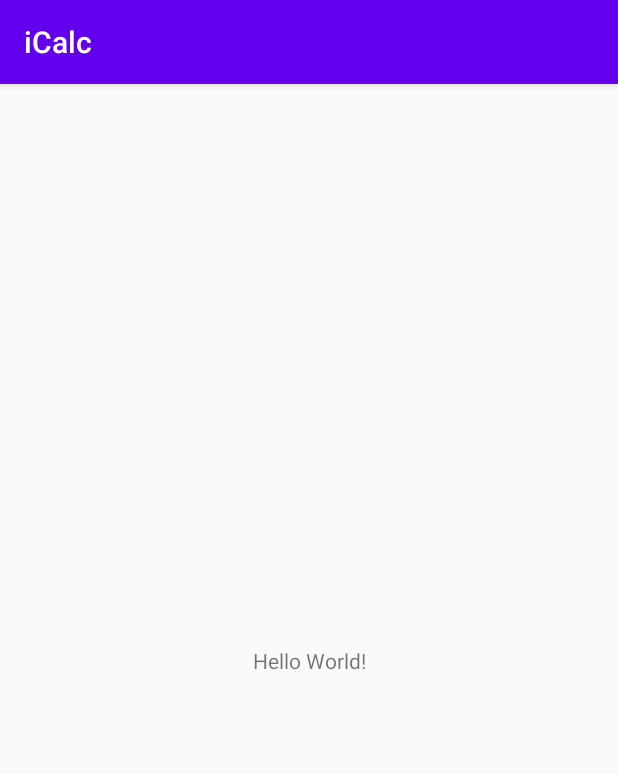
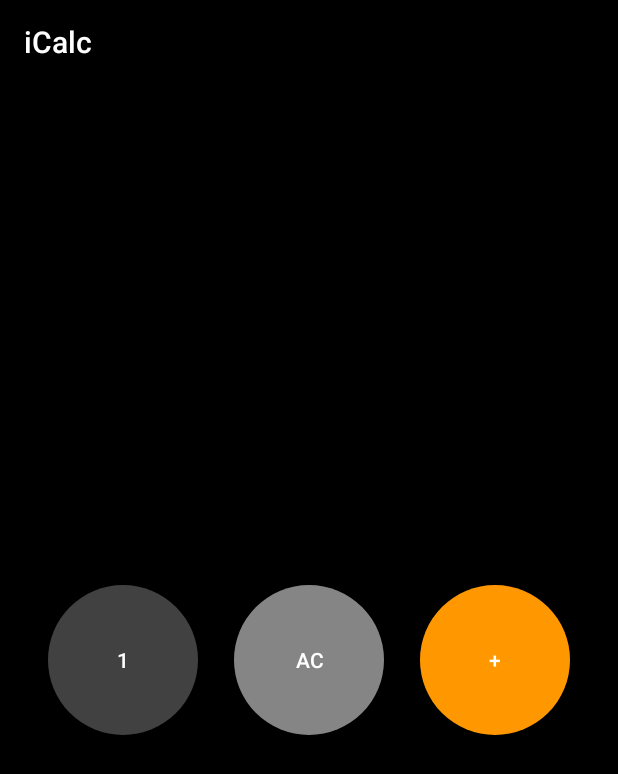
Before and after one commit to ytty555/iCalc, an Android app: the screen it shows after launch (MainActivity), on a phone screen of 412 x 824 dp. Shown: the top 774 px of the screen. Run offline under Robolectric (Android 15) with nearby library versions, the phone set to English and light mode, and no system bars.

Commit message:
round button drawable added

```diff
--- /dev/null
+++ b/app/src/main/res/drawable/round_button_gray.xml
@@ -0,0 +1,24 @@
+<?xml version="1.0" encoding="utf-8"?>
+<selector xmlns:android="http://schemas.android.com/apk/res/android">
+
+    <item android:state_pressed="true">
+        <shape android:shape="rectangle">
+            <corners android:radius="50dp"/>
+            <solid android:color="@color/colorGrayLight"/>
+        </shape>
+    </item>
+
+    <item android:state_focused="true">
+        <shape android:shape="rectangle">
+            <corners android:radius="50dp"/>
+            <solid android:color="@color/colorGrayLight"/>
+        </shape>
+    </item>
+
+    <item>
+        <shape android:shape="rectangle">
+            <corners android:radius="50dp"/>
+            <solid android:color="@color/colorGray"/>
+        </shape>
+    </item>
+</selector>
--- /dev/null
+++ b/app/src/main/res/drawable/round_button_orange.xml
@@ -0,0 +1,24 @@
+<?xml version="1.0" encoding="utf-8"?>
+<selector xmlns:android="http://schemas.android.com/apk/res/android">
+
+    <item android:state_pressed="true">
+        <shape android:shape="rectangle">
+            <corners android:radius="50dp"/>
+            <solid android:color="@color/colorOrangeLight"/>
+        </shape>
+    </item>
+
+    <item android:state_focused="true">
+        <shape android:shape="rectangle">
+            <corners android:radius="50dp"/>
+            <solid android:color="@color/colorOrangeLight"/>
+        </shape>
+    </item>
+
+    <item>
+        <shape android:shape="rectangle">
+            <corners android:radius="50dp"/>
+            <solid android:color="@color/colorOrange"/>
+        </shape>
+    </item>
+</selector>
--- /dev/null
+++ b/app/src/main/res/drawable/round_button_super_gray.xml
@@ -0,0 +1,24 @@
+<?xml version="1.0" encoding="utf-8"?>
+<selector xmlns:android="http://schemas.android.com/apk/res/android">
+
+    <item android:state_pressed="true">
+        <shape android:shape="rectangle">
+            <corners android:radius="50dp"/>
+            <solid android:color="@color/colorSuperGrayLight"/>
+        </shape>
+    </item>
+
+    <item android:state_focused="true">
+        <shape android:shape="rectangle">
+            <corners android:radius="50dp"/>
+            <solid android:color="@color/colorSuperGrayLight"/>
+        </shape>
+    </item>
+
+    <item>
+        <shape android:shape="rectangle">
+            <corners android:radius="50dp"/>
+            <solid android:color="@color/colorSuperGray"/>
+        </shape>
+    </item>
+</selector>
--- a/app/src/main/res/layout/activity_main.xml
+++ b/app/src/main/res/layout/activity_main.xml
@@ -4,15 +4,41 @@
     xmlns:tools="http://schemas.android.com/tools"
     android:layout_width="match_parent"
     android:layout_height="match_parent"
+    android:background="@color/colorPrimaryDark"
     tools:context=".MainActivity">
 
-    <TextView
-        android:layout_width="wrap_content"
-        android:layout_height="wrap_content"
-        android:text="Hello World!"
+    <Button
+        android:id="@+id/btn_1"
+        android:layout_width="100dp"
+        android:layout_height="100dp"
+        android:layout_marginStart="32dp"
+        android:background="@drawable/round_button_gray"
+        android:text="1"
+        android:textColor="@color/colorWhite"
         app:layout_constraintBottom_toBottomOf="parent"
-        app:layout_constraintLeft_toLeftOf="parent"
-        app:layout_constraintRight_toRightOf="parent"
+        app:layout_constraintStart_toStartOf="parent"
         app:layout_constraintTop_toTopOf="parent" />
 
+    <Button
+        android:id="@+id/btn_plus"
+        android:layout_width="100dp"
+        android:layout_height="100dp"
+        android:layout_marginEnd="32dp"
+        android:background="@drawable/round_button_orange"
+        android:text="+"
+        android:textColor="@color/colorWhite"
+        app:layout_constraintBottom_toBottomOf="@+id/btn_1"
+        app:layout_constraintEnd_toEndOf="parent" />
+
+    <Button
+        android:id="@+id/btn_AC"
+        android:layout_width="100dp"
+        android:layout_height="100dp"
+        android:background="@drawable/round_button_super_gray"
+        android:text="AC"
+        android:textColor="@color/colorWhite"
+        app:layout_constraintBottom_toBottomOf="@+id/btn_1"
+        app:layout_constraintEnd_toStartOf="@+id/btn_plus"
+        app:layout_constraintStart_toEndOf="@+id/btn_1" />
+
 </androidx.constraintlayout.widget.ConstraintLayout>
--- a/app/src/main/res/values/colors.xml
+++ b/app/src/main/res/values/colors.xml
@@ -1,6 +1,13 @@
 <?xml version="1.0" encoding="utf-8"?>
 <resources>
-    <color name="colorPrimary">#6200EE</color>
-    <color name="colorPrimaryDark">#3700B3</color>
-    <color name="colorAccent">#03DAC5</color>
+    <color name="colorPrimary">#000000</color>
+    <color name="colorPrimaryDark">#000000</color>
+    <color name="colorAccent">#FF9800</color>
+    <color name="colorWhite">#FFFFFF</color>
+    <color name="colorGray">#424141</color>
+    <color name="colorGrayLight">#737272</color>
+    <color name="colorSuperGray">#858585</color>
+    <color name="colorSuperGrayLight">#CDCDCD</color>
+    <color name="colorOrange">#FF9800</color>
+    <color name="colorOrangeLight">#D3A054</color>
 </resources>
```
Also changed, not shown: 1 other file.
